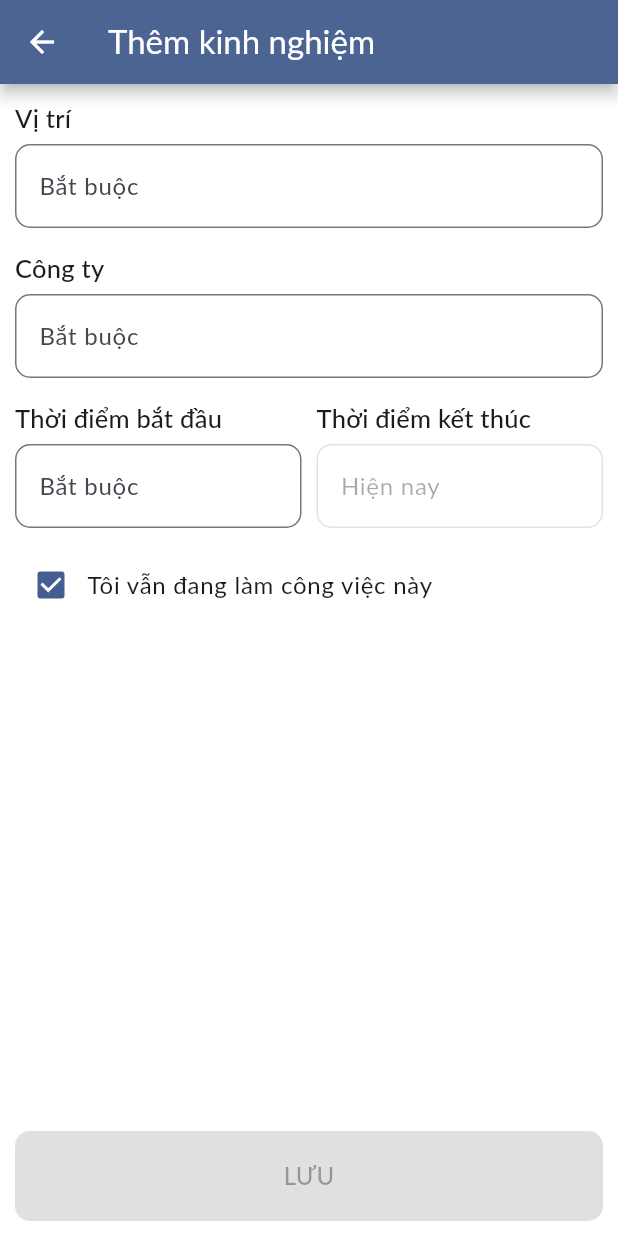
After one commit to kaitogiang/Job-Finder-Frontend, a Flutter app: the ExperienceAdditionScreen screen opened by its route, after a tap on "Tôi vẫn đang làm công việc này", on a phone screen of 412 x 824 dp. The commit adds this screen. Run offline on Flutter 3.47's test engine with Material 3 defaults, Android fonts, the phone set to English and light mode, and no system bars; our stand-ins replace blur, dotted_border, file_picker, flutter_dotenv, flutter_spinkit, go_router and 4 more; missing offline and left inert: date_picker_plus; accounts and stored records are empty; Roboto replaces fonts that are missing (Lato).

Commit message:
Xay dung chuc nang them va xoa kinh nghiem

```diff
--- a/lib/models/experience.dart
+++ b/lib/models/experience.dart
@@ -8,6 +8,18 @@ class Experience {
     required this.company,
     required this.duration,
   });
+
+  Experience copyWith({
+    String? role,
+    String? company,
+    String? duration,
+  }) {
+    return Experience(
+      role: role ?? this.role,
+      company: company ?? this.company,
+      duration: duration ?? this.duration,
+    );
+  }
 
   factory Experience.fromJson(Map<String, dynamic> json) {
     return Experience(
--- /dev/null
+++ b/lib/ui/jobseeker/jobseeker_profile_pages/experience_addition_screen.dart
@@ -0,0 +1,252 @@
+import 'dart:developer';
+
+import 'package:date_picker_plus/date_picker_plus.dart';
+import 'package:flutter/material.dart';
+import 'package:intl/intl.dart';
+import 'package:job_finder_app/models/experience.dart';
+import 'package:job_finder_app/ui/jobseeker/jobseeker_manager.dart';
+import 'package:job_finder_app/ui/shared/combined_text_form_field.dart';
+import 'package:job_finder_app/ui/shared/modal_bottom_sheet.dart';
+import 'package:provider/provider.dart';
+import 'package:quickalert/quickalert.dart';
+
+class ExperienceAdditionScreen extends StatefulWidget {
+  ExperienceAdditionScreen({super.key, Experience? experience}) {
+    if (experience == null) {
+      exp = Experience(role: '', company: '', duration: '');
+    } else {
+      exp = experience;
+    }
+  }
+
+  Experience? exp;
+
+  @override
+  State<ExperienceAdditionScreen> createState() =>
+      _ExperienceAdditionScreenState();
+}
+
+class _ExperienceAdditionScreenState extends State<ExperienceAdditionScreen> {
+  final _formKey = GlobalKey<FormState>();
+  final _fromController = TextEditingController();
+  final _toController = TextEditingController();
+  final _roleController = TextEditingController();
+  final _companyController = TextEditingController();
+
+  bool _isDoing = false;
+  ValueNotifier<bool> isFull = ValueNotifier(false);
+
+  @override
+  void initState() {
+    _roleController.addListener(_isValidForm);
+    _companyController.addListener(_isValidForm);
+    _fromController.addListener(_isValidForm);
+    _toController.addListener(_isValidForm);
+    super.initState();
+  }
+
+  @override
+  void dispose() {
+    _fromController.dispose();
+    _toController.dispose();
+    super.dispose();
+  }
+
+  void _isValidForm() {
+    isFull.value = _roleController.text.isNotEmpty &&
+        _companyController.text.isNotEmpty &&
+        _fromController.text.isNotEmpty &&
+        (_isDoing || _toController.text.isNotEmpty);
+    log('IsFull la: ${isFull.value}');
+  }
+
+  Future<void> _addExperience() async {
+    //Lấy dữ liệu từ các trường
+    Map<String, String> data = {
+      'role': _roleController.text,
+      'company': _companyController.text,
+      'from': _fromController.text,
+      'to': _toController.text
+    };
+    try {
+      QuickAlert.show(
+          context: context,
+          type: QuickAlertType.loading,
+          text: 'Đang thêm kinh nghiệm');
+      //Gọi API thêm kinh nghiệm
+      await context
+          .read<JobseekerManager>()
+          .appendExperience(data)
+          .whenComplete(() => Navigator.pop(context));
+      Navigator.pop(context);
+    } catch (error) {
+      log('Loi trong _addExperienece: exp_addiion_screen');
+    }
+  }
+
+  @override
+  Widget build(BuildContext context) {
+    Size deviceSize = MediaQuery.of(context).size;
+    ThemeData theme = Theme.of(context);
+    TextTheme textTheme = theme.textTheme;
+
+    return Scaffold(
+      appBar: AppBar(
+        title: Text('Thêm kinh nghiệm'),
+      ),
+      body: Form(
+        child: Container(
+          padding: EdgeInsets.all(10),
+          child: Column(
+            key: _formKey,
+            mainAxisAlignment: MainAxisAlignment.center,
+            crossAxisAlignment: CrossAxisAlignment.center,
+            children: <Widget>[
+              CombinedTextFormField(
+                title: 'Vị trí',
+                hintText: 'Bắt buộc',
+                keyboardType: TextInputType.text,
+                controller: _roleController,
+              ),
+              const SizedBox(
+                height: 10,
+              ),
+              CombinedTextFormField(
+                title: 'Công ty',
+                hintText: 'Bắt buộc',
+                keyboardType: TextInputType.text,
+                controller: _companyController,
+              ),
+              const SizedBox(
+                height: 10,
+              ),
+              Row(
+                  mainAxisAlignment: MainAxisAlignment.spaceBetween,
+                  children: <Widget>[
+                    Expanded(
+                      child: CombinedTextFormField(
+                        title: 'Thời điểm bắt đầu',
+                        hintText: 'Bắt buộc',
+                        keyboardType: TextInputType.text,
+                        isRead: true,
+                        controller: _fromController,
+                        onTap: _showFromMonthPicker,
+                      ),
+                    ),
+                    const SizedBox(
+                      width: 10,
+                    ),
+                    Expanded(
+                      child: CombinedTextFormField(
+                        title: 'Thời điểm kết thúc',
+                        hintText: 'Bắt buộc',
+                        keyboardType: TextInputType.text,
+                        isRead: true,
+                        controller: _toController,
+                        onTap: _showToMonthPicker,
+                        isEnable: !_isDoing,
+                      ),
+                    )
+                  ]),
+              const SizedBox(
+                height: 10,
+              ),
+              GestureDetector(
+                onTap: () {
+                  setState(() {
+                    _isDoing = !_isDoing;
+                    if (_isDoing == true) {
+                      _toController.text = 'Hiện nay';
+                    } else {
+                      _toController.text = '';
+                    }
+                  });
+                },
+                child: Row(
+                  mainAxisAlignment: MainAxisAlignment.start,
+                  crossAxisAlignment: CrossAxisAlignment.center,
+                  children: <Widget>[
+                    Checkbox(
+                      value: _isDoing,
+                      onChanged: (value) {
+                        setState(() {
+                          _isDoing = !_isDoing;
+                          if (_isDoing == true) {
+                            _toController.text = 'Hiện nay';
+                          } else {
+                            _toController.text = '';
+                          }
+                        });
+                      },
+                    ),
+                    Text(
+                      'Tôi vẫn đang làm công việc này',
+                      style: Theme.of(context).textTheme.bodyLarge,
+                    )
+                  ],
+                ),
+              ),
+              Expanded(
+                child: Align(
+                  alignment: Alignment.bottomCenter,
+                  child: ValueListenableBuilder(
+                      valueListenable: isFull,
+                      builder: (context, isValid, child) {
+                        return ElevatedButton(
+                          onPressed: isValid == false ? null : _addExperience,
+                          child: Text("LƯU"),
+                          style: ElevatedButton.styleFrom(
+                              disabledBackgroundColor: Colors.grey.shade300,
+                              fixedSize: Size(deviceSize.width, 60),
+                              backgroundColor: theme.primaryColor,
+                              elevation: 5,
+                              shape: RoundedRectangleBorder(
+                                borderRadius: BorderRadius.circular(10),
+                              ),
+                              foregroundColor: theme.colorScheme.onPrimary,
+                              textStyle: textTheme.titleMedium),
+                        );
+                      }),
+                ),
+              )
+            ],
+          ),
+        ),
+      ),
+    );
+  }
+
+  void _showFromMonthPicker() {
+    showAdditionalScreen(
+        context: context,
+        title: 'Chọn thời điểm bắt đầu',
+        child: MonthPicker(
+          centerLeadingDate: true,
+          minDate: DateTime(2020, 1),
+          maxDate: DateTime.now(),
+          onDateSelected: (value) {
+            DateFormat format = DateFormat("MM/yyyy");
+            String date = format.format(value);
+            _fromController.text = date;
+            Navigator.of(context).pop();
+          },
+        ));
+  }
+
+  void _showToMonthPicker() {
+    showAdditionalScreen(
+        context: context,
+        title: 'Chọn thời điểm kết thúc',
+        child: MonthPicker(
+          centerLeadingDate: true,
+          minDate: DateTime(2020, 1),
+          maxDate: DateTime.now(),
+          onDateSelected: (value) {
+            DateFormat format = DateFormat("MM/yyyy");
+            String date = format.format(value);
+            _toController.text = date;
+            Navigator.of(context).pop();
+          },
+        ));
+  }
+}
--- a/lib/ui/shared/combined_text_form_field.dart
+++ b/lib/ui/shared/combined_text_form_field.dart
@@ -1,8 +1,8 @@
 import 'package:flutter/material.dart';
 
 class CombinedTextFormField extends StatefulWidget {
-  const CombinedTextFormField({
-    super.key,
+  const CombinedTextFormField(
+      {super.key,
       required this.title,
       this.controller,
       required this.hintText,
@@ -12,7 +12,7 @@ class CombinedTextFormField extends StatefulWidget {
       this.onTap,
       this.validator,
       this.onSaved,
-  });
+      this.isEnable = true});
   final String title;
   final TextEditingController? controller;
   final String hintText;
@@ -22,7 +22,7 @@ class CombinedTextFormField extends StatefulWidget {
   final void Function()? onTap;
   final String? Function(String?)? validator;
   final void Function(String?)? onSaved;
-
+  final bool? isEnable;
 
   @override
   State<CombinedTextFormField> createState() => _CombinedTextFormFieldState();
@@ -59,7 +59,7 @@ class _CombinedTextFormFieldState extends State<CombinedTextFormField> {
           hintText: widget.hintText,
           border: OutlineInputBorder(borderRadius: BorderRadius.circular(10)),
           constraints: BoxConstraints.tight(Size.fromHeight(60)),
-      ),
+          enabled: widget.isEnable!),
       keyboardType: widget.keyboardType,
       readOnly: widget.isRead,
       obscureText: widget.isPassword,
--- a/pubspec.yaml
+++ b/pubspec.yaml
@@ -26,6 +26,7 @@ dependencies:
   dotted_border: ^2.1.0
   file_picker: ^5.0.1
   intl: ^0.17.0
+  date_picker_plus: ^4.0.0
 
 dev_dependencies:
   flutter_test:
```
Also changed, not shown: lib/services/jobseeker_service.dart (+39 -0 lines), lib/ui/jobseeker/jobseeker_manager.dart (+28 -0 lines), lib/ui/jobseeker/jobseeker_profile_screen.dart (+61 -14 lines), lib/ui/shared/build_router.dart (+7 -0 lines), pubspec.lock. Lines whose indentation alone changed are shown as unchanged.
